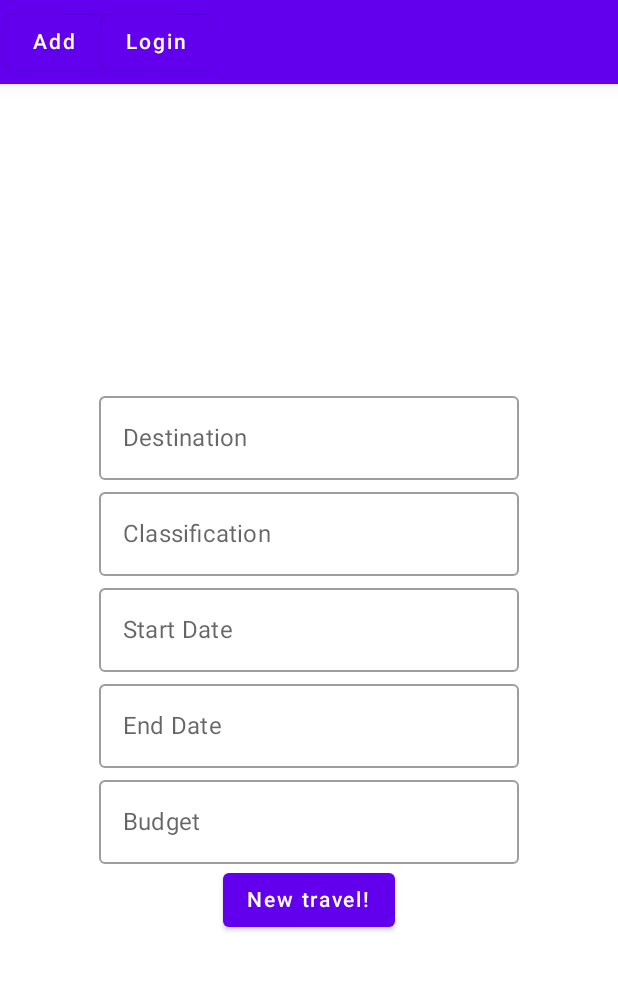
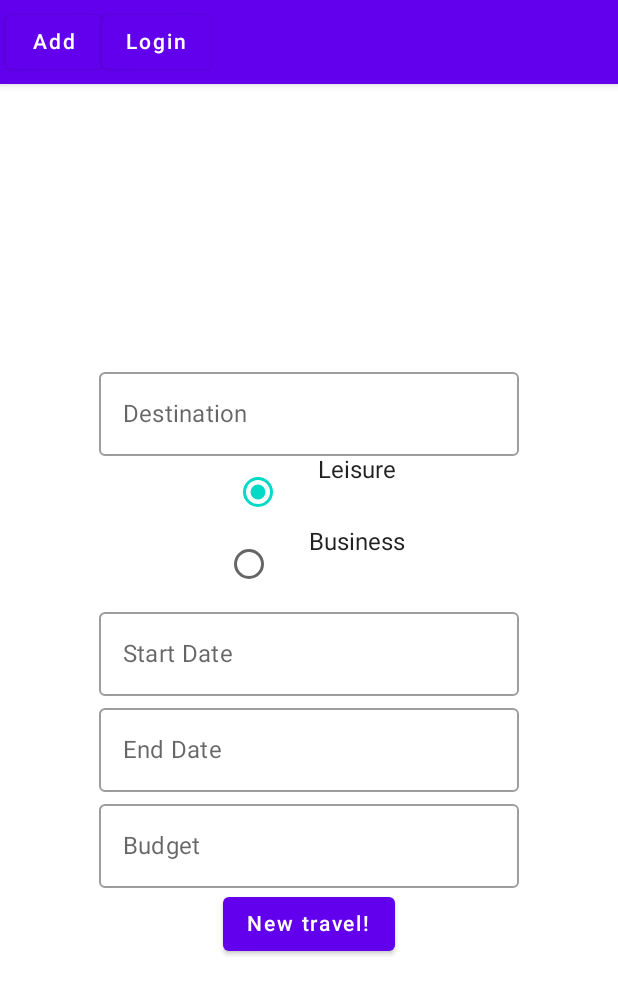
Before and after one commit to RaquelIsensee/travelApp, an Android app built with Jetpack Compose: the NewTravel screen opened through its navigation route, on a phone screen of 412 x 824 dp. Shown: the top 995 px of the screen. Run offline under Robolectric (Android 15) with nearby library versions, the phone set to English and light mode, and no system bars; our stand-ins replace Room's generated code.

Commit message:
add new travel

```diff
--- a/app/src/main/java/com/example/aularoomdatabase2023/screen/NewTravelScreen.kt
+++ b/app/src/main/java/com/example/aularoomdatabase2023/screen/NewTravelScreen.kt
@@ -1,19 +1,28 @@
 package com.example.aularoomdatabase2023.screen
 
 import android.app.Application
+import android.app.DatePickerDialog
+import android.util.Log
+import android.widget.DatePicker
 import androidx.compose.foundation.layout.*
 import androidx.compose.material.*
 import androidx.compose.runtime.Composable
 import androidx.compose.runtime.LaunchedEffect
+import androidx.compose.runtime.mutableStateOf
+import androidx.compose.runtime.remember
 import androidx.compose.ui.Alignment
 import androidx.compose.ui.Modifier
+import androidx.compose.ui.focus.FocusState
+import androidx.compose.ui.focus.onFocusChanged
+import androidx.compose.ui.focus.onFocusEvent
 import androidx.compose.ui.platform.LocalContext
 import androidx.compose.ui.platform.LocalFocusManager
 import androidx.compose.ui.unit.dp
 import androidx.lifecycle.viewmodel.compose.viewModel
 import com.example.aularoomdatabase2023.viewModel.*
 import kotlinx.coroutines.flow.collectLatest
-
+import java.util.Calendar
+import java.util.Date
 
 @Composable
 fun NewTravel()  {
@@ -34,8 +43,51 @@ fun NewTravel()  {
         }
     }
 
+    viewModel.classification = "L"
 
     val focusManager = LocalFocusManager.current
+
+    //DatePicker
+
+    // Declaring integer values
+    // for year, month and day
+    val mYear: Int
+    val mMonth: Int
+    val mDay: Int
+
+    // Initializing a Calendar
+    val mCalendar = Calendar.getInstance()
+
+    // Fetching current year, month and day
+    mYear = mCalendar.get(Calendar.YEAR)
+    mMonth = mCalendar.get(Calendar.MONTH)
+    mDay = mCalendar.get(Calendar.DAY_OF_MONTH)
+
+    mCalendar.time = Date()
+
+    // Declaring DatePickerDialog and setting
+    // initial values as current values (present year, month and day)
+    val mDatePickerDialogStart= DatePickerDialog(
+        ctx,
+        { _: DatePicker, mYear: Int, mMonth: Int, mDayOfMonth: Int ->
+            viewModel.begin = "$mDayOfMonth/${mMonth+1}/$mYear"
+        }, mYear, mMonth, mDay
+    )
+    val mDatePickerDialogEnd = DatePickerDialog(
+        ctx,
+        { _: DatePicker, mYear: Int, mMonth: Int, mDayOfMonth: Int ->
+            viewModel.end = "$mDayOfMonth/${mMonth+1}/$mYear"
+        }, mYear, mMonth, mDay
+    )
+
+    fun openDatePicker(focused: Boolean, date: String) {
+        if (focused && date == "begin") {
+            mDatePickerDialogStart.show();
+        }
+        if (focused && date == "end"){
+            mDatePickerDialogEnd.show()
+        }
+    }
 
     Scaffold(scaffoldState = scaffoldState ) {
         Column(
@@ -52,26 +104,43 @@ fun NewTravel()  {
                 }
             )
 
-            OutlinedTextField(
-                value = viewModel.classification,
-                onValueChange = { viewModel.classification = it},
-                label = {
-                    Text(text = "Classification")
-                }
-            )
+            Row() {
+                RadioButton(
+                    selected = viewModel.classification == "L",
+                    onClick = {viewModel.classification = "L"}
+                )
+                Text(
+                    text = "Leisure",
+                    modifier = Modifier.padding(start = 16.dp)
+                )
+            }
+
+            Row() {
+                RadioButton(
+                    selected = viewModel.classification == "B",
+                    onClick = {viewModel.classification = "B"}
+                )
+                Text(
+                    text = "Business",
+                    modifier = Modifier.padding(start = 16.dp)
+                )
+            }
+
             OutlinedTextField(
                 value = viewModel.begin,
-                onValueChange = { viewModel.begin = it},
+                onValueChange = {},
                 label = {
                     Text(text = "Start Date")
-                }
+                },
+                modifier = Modifier.onFocusChanged { a -> openDatePicker(a.isFocused, "begin") }
             )
             OutlinedTextField(
                 value = viewModel.end,
-                onValueChange = { viewModel.end = it},
+                onValueChange = {},
                 label = {
                     Text(text = "End Date")
-                }
+                },
+                modifier = Modifier.onFocusChanged { b -> openDatePicker(b.isFocused, "end") }
             )
             OutlinedTextField(
                 value = viewModel.budget,
--- a/app/src/main/java/com/example/aularoomdatabase2023/viewModel/RegisterNewTravelViewModel.kt
+++ b/app/src/main/java/com/example/aularoomdatabase2023/viewModel/RegisterNewTravelViewModel.kt
@@ -32,26 +32,23 @@ class RegisterNewTravelViewModel(private val travelRepository: TravelRepository)
     val toastMessage = _toastMessage.asSharedFlow()
 
     private fun validateFields() {
-        destination = destination.isNotEmpty().toString()
+        isDestinationValid = destination.isNotEmpty()
         if (!isDestinationValid) {
             throw Exception("Destination is required")
         }
-        classification = classification.isNotEmpty().toString()
+        isClassificationValid = classification.isNotEmpty()
         if (!isClassificationValid) {
             throw Exception("Classification is required")
         }
-        begin = begin.isNotEmpty().toString()
+        isBeginValid = begin.isNotEmpty()
         if (!isBeginValid) {
             throw Exception("Start date is required")
         }
-        end = end.isNotEmpty().toString()
+        isEndValid = end.isNotEmpty()
         if (!isEndValid) {
             throw Exception("End date is required")
         }
-        if (begin <= end ) {
-            throw Exception("Started date should be before end date")
-        }
-        budget = budget.isNotEmpty().toString()
+        isBudgetValid = budget.isNotEmpty()
         if (!isBudgetValid) {
             throw Exception("Budget is required")
         }
```
